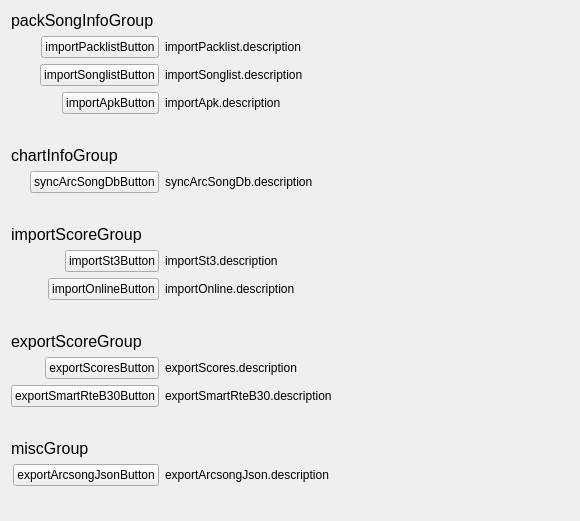
Old version of the form ui/designer/tabs/tabDb/tabDb_Manage.ui in the repository ArcaeaOffline/client-pyside6.
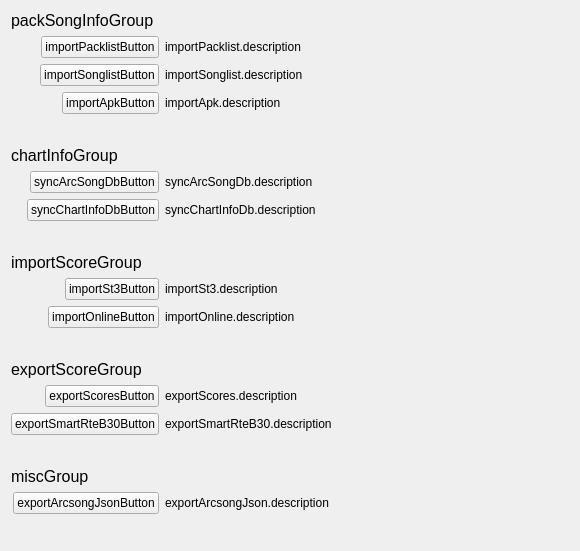
New version of the form.

Commit message: feat: sync chart info database

```diff
--- a/ui/designer/tabs/tabDb/tabDb_Manage.ui
+++ b/ui/designer/tabs/tabDb/tabDb_Manage.ui
@@ -7,7 +7,7 @@
     <x>0</x>
     <y>0</y>
     <width>580</width>
-    <height>521</height>
+    <height>551</height>
    </rect>
   </property>
   <property name="windowTitle">
@@ -86,7 +86,7 @@
      </property>
     </widget>
    </item>
-   <item row="8" column="0" colspan="2">
+   <item row="9" column="0" colspan="2">
     <widget class="QLabel" name="label_12">
      <property name="font">
       <font>
@@ -99,35 +99,35 @@
      </property>
     </widget>
    </item>
-   <item row="9" column="0">
+   <item row="10" column="0">
     <widget class="QPushButton" name="importSt3Button">
      <property name="text">
       <string>importSt3Button</string>
      </property>
     </widget>
    </item>
-   <item row="9" column="1">
+   <item row="10" column="1">
     <widget class="QLabel" name="label_2">
      <property name="text">
       <string>importSt3.description</string>
      </property>
     </widget>
    </item>
-   <item row="10" column="0">
+   <item row="11" column="0">
     <widget class="QPushButton" name="importOnlineButton">
      <property name="text">
       <string>importOnlineButton</string>
      </property>
     </widget>
    </item>
-   <item row="10" column="1">
+   <item row="11" column="1">
     <widget class="QLabel" name="label_8">
      <property name="text">
       <string>importOnline.description</string>
      </property>
     </widget>
    </item>
-   <item row="12" column="0" colspan="2">
+   <item row="13" column="0" colspan="2">
     <widget class="QLabel" name="label_13">
      <property name="font">
       <font>
@@ -140,28 +140,28 @@
      </property>
     </widget>
    </item>
-   <item row="13" column="0">
+   <item row="14" column="0">
     <widget class="QPushButton" name="exportScoresButton">
      <property name="text">
       <string>exportScoresButton</string>
      </property>
     </widget>
    </item>
-   <item row="13" column="1">
+   <item row="14" column="1">
     <widget class="QLabel" name="label_3">
      <property name="text">
       <string>exportScores.description</string>
      </property>
     </widget>
    </item>
-   <item row="14" column="0">
+   <item row="15" column="0">
     <widget class="QPushButton" name="exportSmartRteB30Button">
      <property name="text">
       <string>exportSmartRteB30Button</string>
      </property>
     </widget>
    </item>
-   <item row="14" column="1">
+   <item row="15" column="1">
     <widget class="QLabel" name="label_9">
      <property name="text">
       <string>exportSmartRteB30.description</string>
@@ -174,7 +174,7 @@
      </property>
     </widget>
    </item>
-   <item row="16" column="0" colspan="2">
+   <item row="17" column="0" colspan="2">
     <widget class="QLabel" name="label_14">
      <property name="font">
       <font>
@@ -187,14 +187,14 @@
      </property>
     </widget>
    </item>
-   <item row="17" column="0">
+   <item row="18" column="0">
     <widget class="QPushButton" name="exportArcsongJsonButton">
      <property name="text">
       <string>exportArcsongJsonButton</string>
      </property>
     </widget>
    </item>
-   <item row="17" column="1">
+   <item row="18" column="1">
     <widget class="QLabel" name="label_6">
      <property name="text">
       <string>exportArcsongJson.description</string>
@@ -230,7 +230,7 @@
      </property>
     </spacer>
    </item>
-   <item row="7" column="0">
+   <item row="8" column="0">
     <spacer name="verticalSpacer_2">
      <property name="orientation">
       <enum>Qt::Vertical</enum>
@@ -246,7 +246,7 @@
      </property>
     </spacer>
    </item>
-   <item row="11" column="0">
+   <item row="12" column="0">
     <spacer name="verticalSpacer_3">
      <property name="orientation">
       <enum>Qt::Vertical</enum>
@@ -262,7 +262,7 @@
      </property>
     </spacer>
    </item>
-   <item row="15" column="0">
+   <item row="16" column="0">
     <spacer name="verticalSpacer_4">
      <property name="orientation">
       <enum>Qt::Vertical</enum>
@@ -278,6 +278,20 @@
      </property>
     </spacer>
    </item>
+   <item row="7" column="0">
+    <widget class="QPushButton" name="syncChartInfoDbButton">
+     <property name="text">
+      <string>syncChartInfoDbButton</string>
+     </property>
+    </widget>
+   </item>
+   <item row="7" column="1">
+    <widget class="QLabel" name="label_15">
+     <property name="text">
+      <string>syncChartInfoDb.description</string>
+     </property>
+    </widget>
+   </item>
   </layout>
  </widget>
  <resources/>
```
The commit also changes 4 other files.
